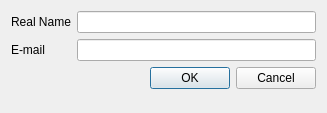
Above: src/Gui/EditIdentity.ui from jktjkt/trojita before the change. Below: the same form after it.
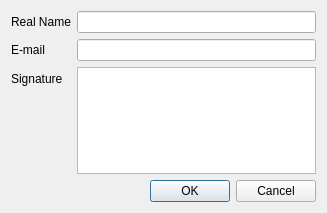
That is the form after the change.

Commit message: Adding support for signatures (e-mail footers)

```diff
--- a/src/Gui/EditIdentity.ui
+++ b/src/Gui/EditIdentity.ui
@@ -13,13 +13,13 @@
   <property name="minimumSize">
    <size>
     <width>327</width>
-    <height>113</height>
+    <height>213</height>
    </size>
   </property>
   <property name="maximumSize">
    <size>
     <width>327</width>
-    <height>113</height>
+    <height>213</height>
    </size>
   </property>
   <property name="windowTitle">
@@ -49,7 +49,17 @@
    <item row="1" column="1">
     <widget class="QLineEdit" name="emailLineEdit"/>
    </item>
+   <item row="2" column="0">
+     <widget class="QLabel" name="signatureLabel">
+       <property name="text">
+         <string>Signature</string>
+       </property>
+     </widget>
+   </item>
    <item row="2" column="1">
+     <widget class="QPlainTextEdit" name="signaturePlainTextEdit"/>
+   </item>
+   <item row="3" column="1">
     <widget class="QDialogButtonBox" name="buttonBox">
      <property name="standardButtons">
       <set>QDialogButtonBox::Cancel|QDialogButtonBox::Ok</set>
```
The commit also changes 7 other files.
